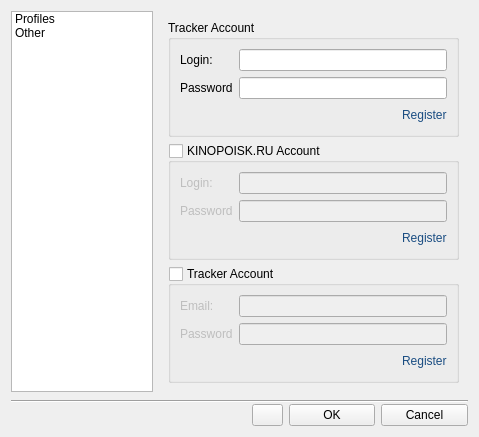
Qt form torrent-uploader/src/uploader/dialogs/settingsdialog.ui (XpycT/BitTorrent-Uploader) before a commit.
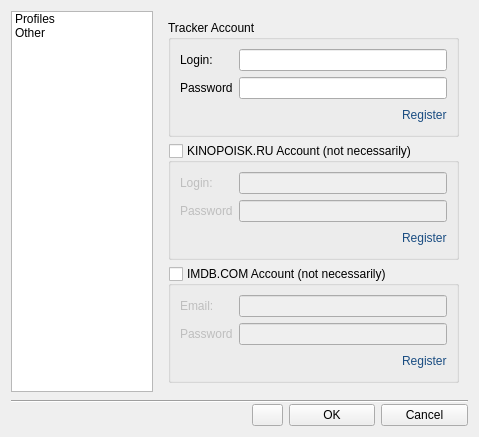
The same form after that commit. Icons and pictures are not drawn.

Commit message: -исправление ошибок -добавлено получение метаданных медиа-файлов -Обновлен интерфейс плагинов -переписан плагин KINOPOISK.RU

Diff of the .ui file:
```diff
--- a/torrent-uploader/src/uploader/dialogs/settingsdialog.ui
+++ b/torrent-uploader/src/uploader/dialogs/settingsdialog.ui
@@ -90,7 +90,7 @@
        <item row="1" column="0">
         <widget class="QGroupBox" name="groupBoxKP">
          <property name="title">
-          <string>KINOPOISK.RU Account</string>
+          <string>KINOPOISK.RU Account (not necessarily)</string>
          </property>
          <property name="checkable">
           <bool>true</bool>
@@ -156,7 +156,7 @@
        <item row="2" column="0">
         <widget class="QGroupBox" name="groupBoxIMDB">
          <property name="title">
-          <string>Tracker Account</string>
+          <string>IMDB.COM Account (not necessarily)</string>
          </property>
          <property name="checkable">
           <bool>true</bool>
```
Left out of the diff: 148 changed lines with no effect on the pictures. The commit also changes 190 other files.
